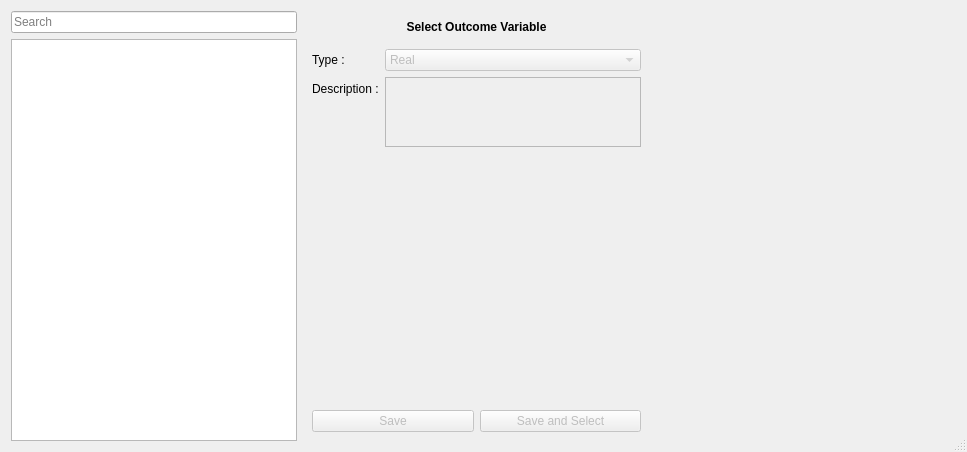
This is braviz/interaction/qt_guis/outcome_select.ui in diego0020/braviz-app as Qt 5 draws it before an edit. The edited form follows.
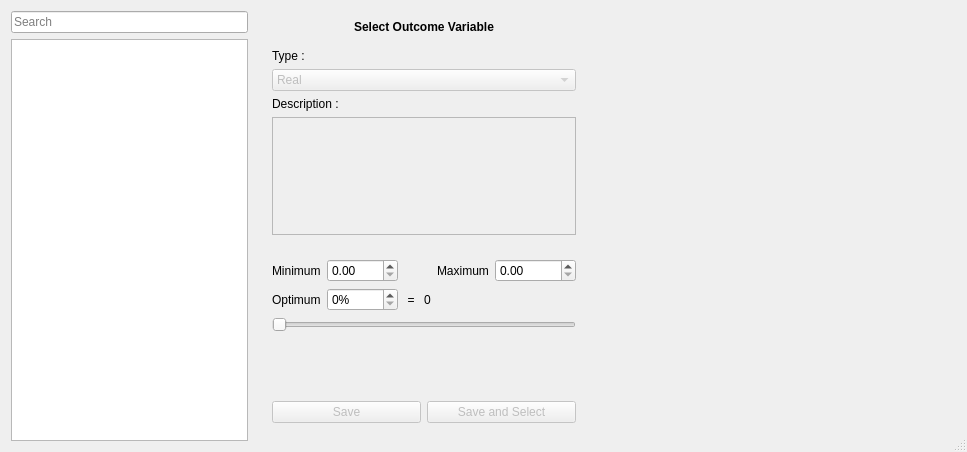
This is the edited form. The open tabs and pages were chosen to show the change.

Commit message:
big refactor of variable select dialogs. Stop recreating layouts and widgets, insetead use a stack widget with one page for rational details and one page for nominal details.
fixes #76

Patch:
```diff
--- a/braviz/interaction/qt_guis/outcome_select.ui
+++ b/braviz/interaction/qt_guis/outcome_select.ui
@@ -25,7 +25,7 @@
   <property name="modal">
    <bool>true</bool>
   </property>
-  <layout class="QHBoxLayout" name="horizontalLayout">
+  <layout class="QHBoxLayout" name="horizontalLayout" stretch="2,1,3">
    <item>
     <widget class="QFrame" name="frame_3">
      <property name="frameShape">
@@ -87,16 +87,7 @@
      <property name="frameShadow">
       <enum>QFrame::Raised</enum>
      </property>
-     <layout class="QVBoxLayout" name="verticalLayout" stretch="0,1,2,0">
-      <property name="leftMargin">
-       <number>0</number>
-      </property>
-      <property name="rightMargin">
-       <number>0</number>
-      </property>
-      <property name="bottomMargin">
-       <number>0</number>
-      </property>
+     <layout class="QVBoxLayout" name="verticalLayout">
       <item>
        <widget class="QLabel" name="var_name">
         <property name="maximumSize">
@@ -130,8 +121,8 @@
         <property name="frameShadow">
          <enum>QFrame::Raised</enum>
         </property>
-        <layout class="QFormLayout" name="formLayout">
-         <item row="0" column="0">
+        <layout class="QVBoxLayout" name="verticalLayout_3">
+         <item>
           <widget class="QLabel" name="label_2">
            <property name="text">
             <string>Type :</string>
@@ -141,7 +132,7 @@
            </property>
           </widget>
          </item>
-         <item row="0" column="1">
+         <item>
           <widget class="QComboBox" name="var_type_combo">
            <property name="enabled">
             <bool>false</bool>
@@ -158,7 +149,7 @@
            </item>
           </widget>
          </item>
-         <item row="1" column="0">
+         <item>
           <widget class="QLabel" name="label">
            <property name="text">
             <string>Description :</string>
@@ -168,7 +159,7 @@
            </property>
           </widget>
          </item>
-         <item row="1" column="1">
+         <item>
           <widget class="QPlainTextEdit" name="var_description">
            <property name="enabled">
             <bool>false</bool>
@@ -182,29 +173,149 @@
        </widget>
       </item>
       <item>
-       <widget class="QFrame" name="details_frame">
-        <property name="minimumSize">
-         <size>
-          <width>0</width>
-          <height>125</height>
-         </size>
+       <widget class="QStackedWidget" name="details_frame">
+        <property name="currentIndex">
+         <number>0</number>
         </property>
-        <property name="frameShape">
-         <enum>QFrame::NoFrame</enum>
-        </property>
-        <property name="frameShadow">
-         <enum>QFrame::Raised</enum>
-        </property>
-        <widget class="QWidget" name="verticalLayoutWidget">
-         <property name="geometry">
-          <rect>
-           <x>30</x>
-           <y>40</y>
-           <width>160</width>
-           <height>80</height>
-          </rect>
-         </property>
-         <layout class="QVBoxLayout" name="details_layout"/>
+        <widget class="QWidget" name="nominal_page">
+         <layout class="QHBoxLayout" name="horizontalLayout_3">
+          <item>
+           <widget class="QTableView" name="labels_names_table">
+            <attribute name="horizontalHeaderStretchLastSection">
+             <bool>true</bool>
+            </attribute>
+            <attribute name="verticalHeaderStretchLastSection">
+             <bool>false</bool>
+            </attribute>
+           </widget>
+          </item>
+         </layout>
+        </widget>
+        <widget class="QWidget" name="real_page">
+         <layout class="QGridLayout" name="gridLayout_3">
+          <item row="0" column="0">
+           <widget class="QLabel" name="label_4">
+            <property name="toolTip">
+             <string>Select the expected minimum value for this variable</string>
+            </property>
+            <property name="text">
+             <string>Minimum</string>
+            </property>
+            <property name="buddy">
+             <cstring>minimum_val</cstring>
+            </property>
+           </widget>
+          </item>
+          <item row="0" column="1">
+           <widget class="QDoubleSpinBox" name="minimum_val">
+            <property name="maximum">
+             <double>9999.000000000000000</double>
+            </property>
+           </widget>
+          </item>
+          <item row="0" column="3">
+           <spacer name="horizontalSpacer">
+            <property name="orientation">
+             <enum>Qt::Horizontal</enum>
+            </property>
+            <property name="sizeHint" stdset="0">
+             <size>
+              <width>40</width>
+              <height>20</height>
+             </size>
+            </property>
+           </spacer>
+          </item>
+          <item row="0" column="4">
+           <widget class="QLabel" name="label_5">
+            <property name="toolTip">
+             <string>Select the expected maximum value for this variable</string>
+            </property>
+            <property name="text">
+             <string>Maximum</string>
+            </property>
+            <property name="buddy">
+             <cstring>maximum_val</cstring>
+            </property>
+           </widget>
+          </item>
+          <item row="0" column="5">
+           <widget class="QDoubleSpinBox" name="maximum_val">
+            <property name="maximum">
+             <double>9999999.000000000000000</double>
+            </property>
+           </widget>
+          </item>
+          <item row="1" column="0">
+           <widget class="QLabel" name="label_6">
+            <property name="toolTip">
+             <string>Select the optimal value for this value, the value that would be considered &quot;good&quot;</string>
+            </property>
+            <property name="text">
+             <string>Optimum</string>
+            </property>
+           </widget>
+          </item>
+          <item row="1" column="1">
+           <widget class="QSpinBox" name="optimum_val">
+            <property name="suffix">
+             <string>%</string>
+            </property>
+            <property name="maximum">
+             <number>100</number>
+            </property>
+           </widget>
+          </item>
+          <item row="1" column="2">
+           <widget class="QLabel" name="label_7">
+            <property name="text">
+             <string> = </string>
+            </property>
+            <property name="alignment">
+             <set>Qt::AlignRight|Qt::AlignTrailing|Qt::AlignVCenter</set>
+            </property>
+           </widget>
+          </item>
+          <item row="1" column="3">
+           <widget class="QLabel" name="optimum_real_value">
+            <property name="text">
+             <string>0</string>
+            </property>
+           </widget>
+          </item>
+          <item row="2" column="0" colspan="6">
+           <widget class="QSlider" name="horizontalSlider">
+            <property name="locale">
+             <locale language="English" country="UnitedStates"/>
+            </property>
+            <property name="maximum">
+             <number>100</number>
+            </property>
+            <property name="pageStep">
+             <number>10</number>
+            </property>
+            <property name="orientation">
+             <enum>Qt::Horizontal</enum>
+            </property>
+            <property name="tickPosition">
+             <enum>QSlider::NoTicks</enum>
+            </property>
+           </widget>
+          </item>
+          <item row="3" column="0">
+           <spacer name="verticalSpacer_2">
+            <property name="orientation">
+             <enum>Qt::Vertical</enum>
+            </property>
+            <property name="sizeHint" stdset="0">
+             <size>
+              <width>20</width>
+              <height>91</height>
+             </size>
+            </property>
+           </spacer>
+          </item>
+         </layout>
         </widget>
        </widget>
       </item>
```
The commit also changes 10 other files.
